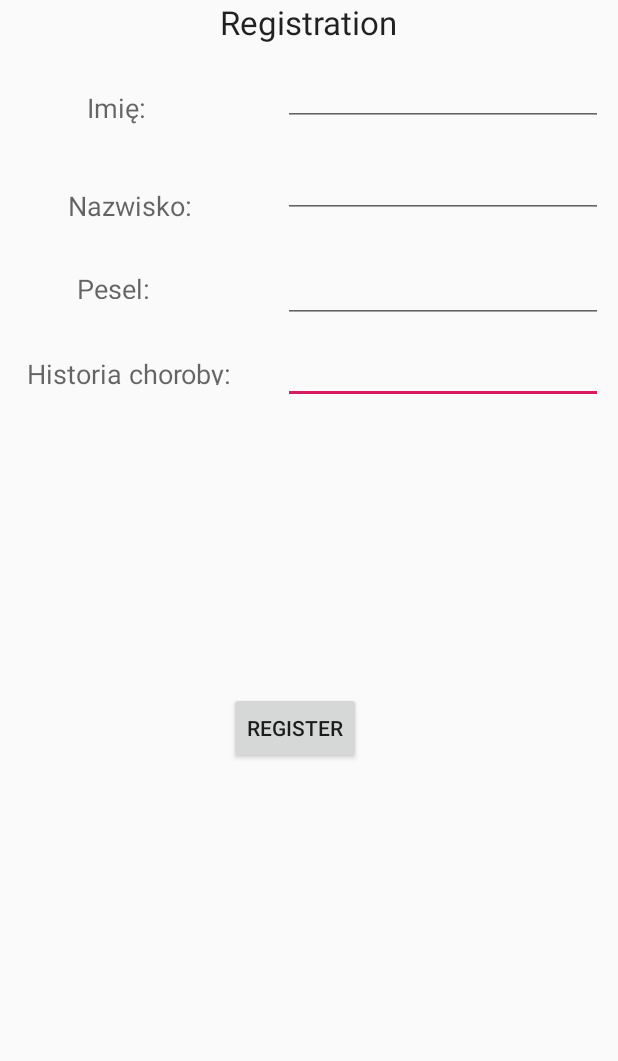
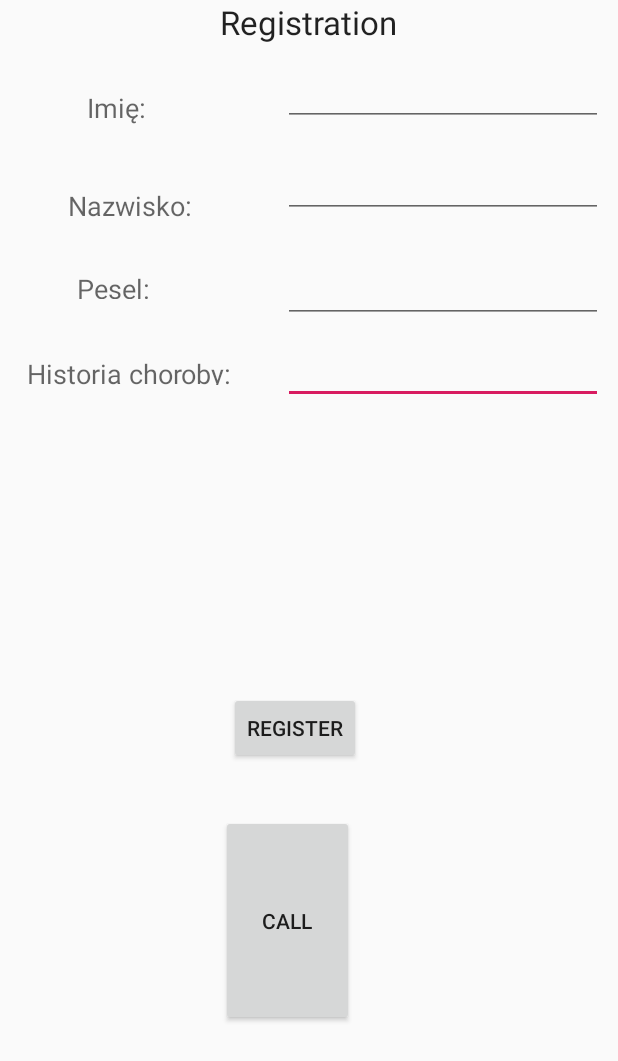
Before and after one commit to PiotrIT2015/HealthMonitor, an Android app: the layout activity_hospital.xml on its own in the app's theme, with its tools: preview values and no code run, on a phone screen of 412 x 824 dp. Shown: the top 1061 px of the screen. Run offline under Robolectric (Android 15) with nearby library versions, the phone set to English and light mode, and no system bars.

```diff
--- a/app/src/main/res/layout/activity_hospital.xml
+++ b/app/src/main/res/layout/activity_hospital.xml
@@ -134,4 +134,18 @@
         android:layout_toLeftOf="@+id/surname"
         android:text="Register" />
 
+    <Button
+        android:id="@+id/call"
+        android:layout_width="wrap_content"
+        android:layout_height="wrap_content"
+        android:layout_alignTop="@+id/textView"
+        android:layout_alignParentStart="true"
+        android:layout_alignParentEnd="true"
+        android:layout_alignParentBottom="true"
+        android:layout_marginStart="147dp"
+        android:layout_marginTop="543dp"
+        android:layout_marginEnd="176dp"
+        android:layout_marginBottom="140dp"
+        android:text="CALL" />
+
 </RelativeLayout>
```
Also changed, not shown: app/src/main/java/admin/pp/healthmonitor/HospitalActivity.java (+49 -13 lines).
